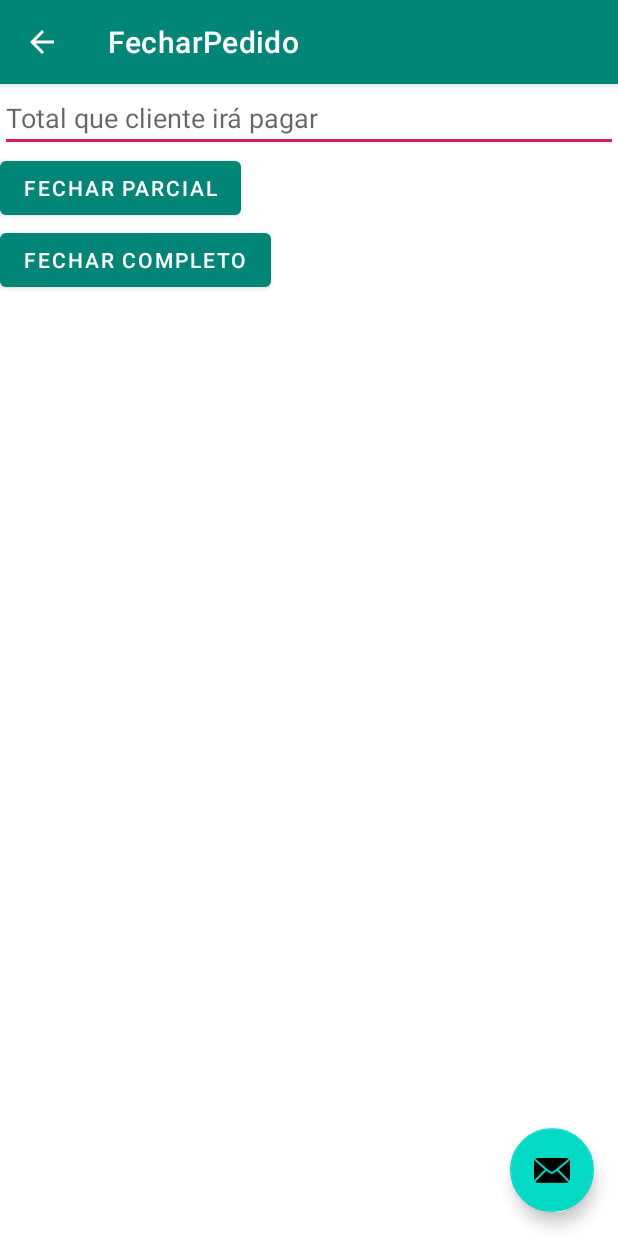
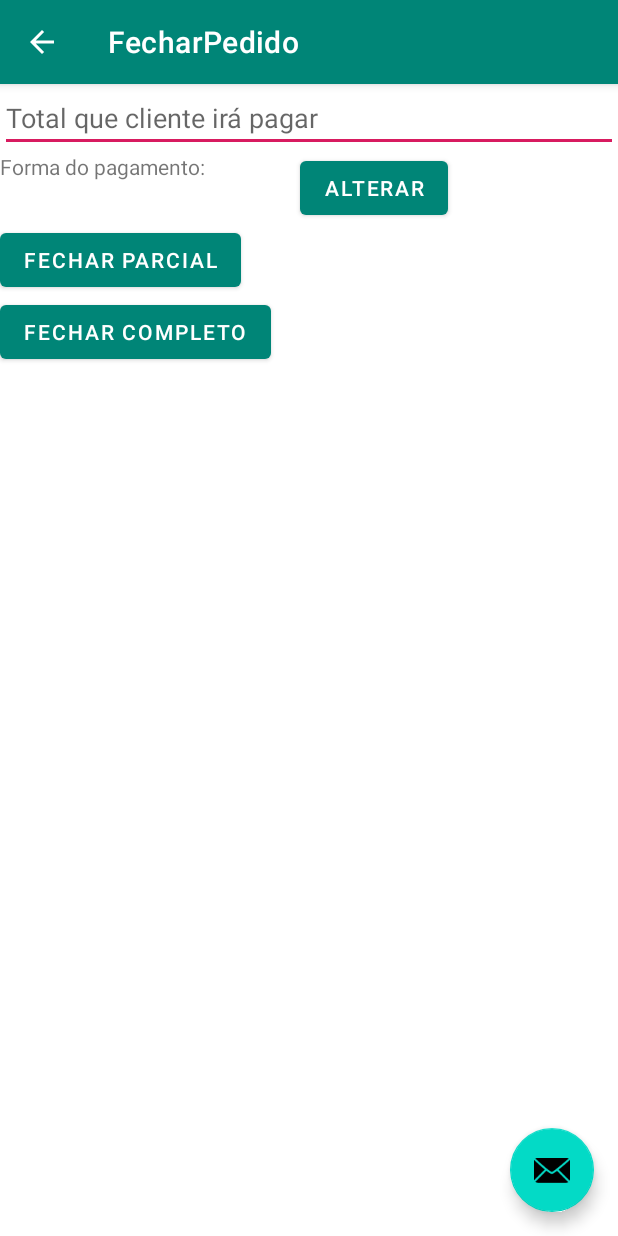
Before and after one commit to RodolfoE/spettoAndroid, an Android app: the FecharPedido screen opened directly, with no data from a screen before it, on a phone screen of 412 x 824 dp. Run offline under Robolectric (Android 15) with nearby library versions, the phone set to English and light mode, and no system bars.

Commit message:
'salvando'

```diff
--- a/app/src/main/java/com/example/myapplication/FecharPedido.java
+++ b/app/src/main/java/com/example/myapplication/FecharPedido.java
@@ -15,9 +15,11 @@ import com.google.android.material.floatingactionbutton.FloatingActionButton;
 import com.google.android.material.snackbar.Snackbar;
 
 import androidx.appcompat.app.AppCompatActivity;
+import androidx.appcompat.widget.ScrollingTabContainerView;
 import androidx.appcompat.widget.Toolbar;
 
 import android.view.View;
+import android.widget.AdapterView;
 import android.widget.TextView;
 
 import retrofit2.Call;
@@ -51,7 +53,7 @@ public class FecharPedido extends AppCompatActivity {
     }
 
     private void initViews(){
-        obterFormasDePagamento();
+        //obterFormasDePagamento();
     }
 
     public void fecharCompleto(View v){
@@ -70,6 +72,13 @@ public class FecharPedido extends AppCompatActivity {
         String totalParcial = ((TextView)findViewById(R.id.totalParcial)).getText().toString();
         final boolean fechado = false;
         fechar(new Venda(idPedido, Double.parseDouble(total), Double.parseDouble(totalParcial), fechado, forma));
+    }
+
+    public void alterarFormaPagamento(View v){
+        if (mDialog == null)
+            obterFormasDePagamento();
+        else
+            mDialog.show();
     }
 
     private void fechar(final Venda venda){
@@ -107,6 +116,7 @@ public class FecharPedido extends AppCompatActivity {
                     if (response.body() != null){
                         formas = (FormaPagamento[]) response.body();
                         mDialog = dialogOpcoesPagamento(formas);
+                        mDialog.show();
                     }
 
                     if (response.errorBody() != null){
@@ -135,6 +145,7 @@ public class FecharPedido extends AppCompatActivity {
                     @Override
                     public void onClick(DialogInterface dialog, int which) {
                         mIdForma = forma[which].getId_forma();
+                        ((TextView) findViewById(R.id.formaDoPagamento)).setText(forma[which].getNome());
                     }
                 });
 
--- a/app/src/main/res/layout/content_fechar_pedido.xml
+++ b/app/src/main/res/layout/content_fechar_pedido.xml
@@ -15,6 +15,33 @@
         android:hint="Total que cliente irá pagar"
         android:id="@+id/totalParcial"/>
 
+    <LinearLayout
+        android:layout_width="match_parent"
+        android:layout_height="wrap_content"
+        >
+        <TextView
+            android:layout_width="wrap_content"
+            android:layout_height="wrap_content"
+            android:text="Forma do pagamento: "
+            android:layout_marginRight="10dp"
+            />
+        <TextView
+            android:layout_width="wrap_content"
+            android:layout_height="wrap_content"
+            android:id="@+id/formaDoPagamento"
+            android:text=""
+            android:layout_marginRight="50dp"
+            />
+
+        <Button
+            android:layout_width="wrap_content"
+            android:layout_height="wrap_content"
+            android:layout_gravity="right"
+            android:text="Alterar"
+            android:onClick="alterarFormaPagamento"
+            />
+    </LinearLayout>
+
     <Button
         android:layout_width="wrap_content"
         android:layout_height="wrap_content"
```
